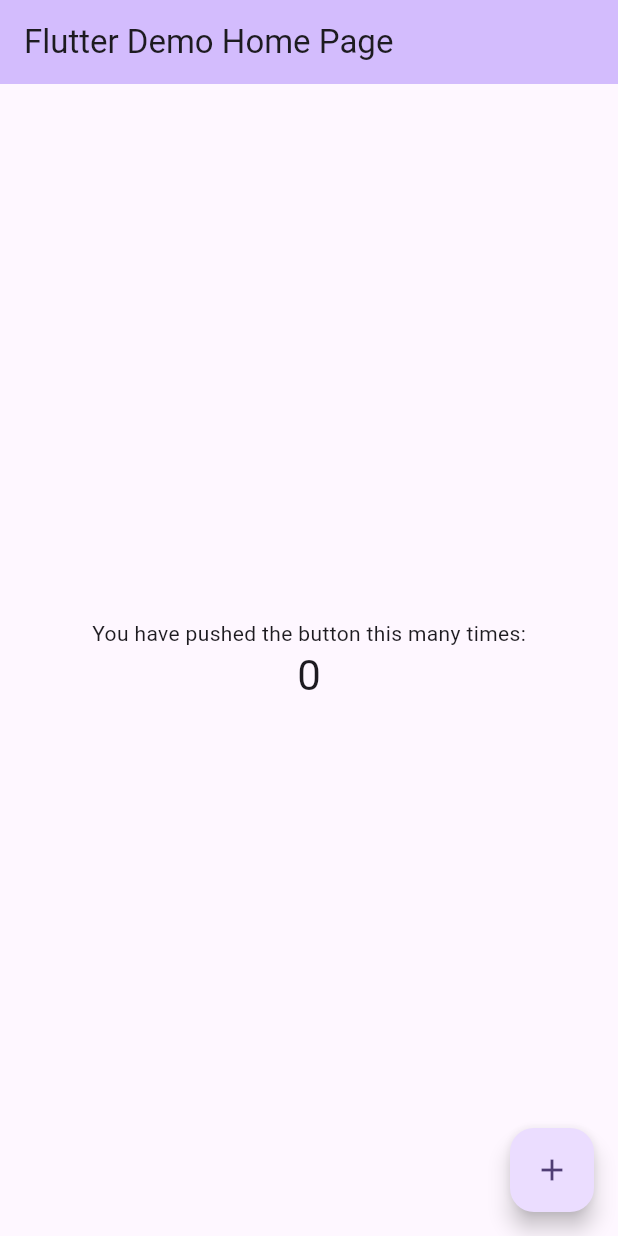
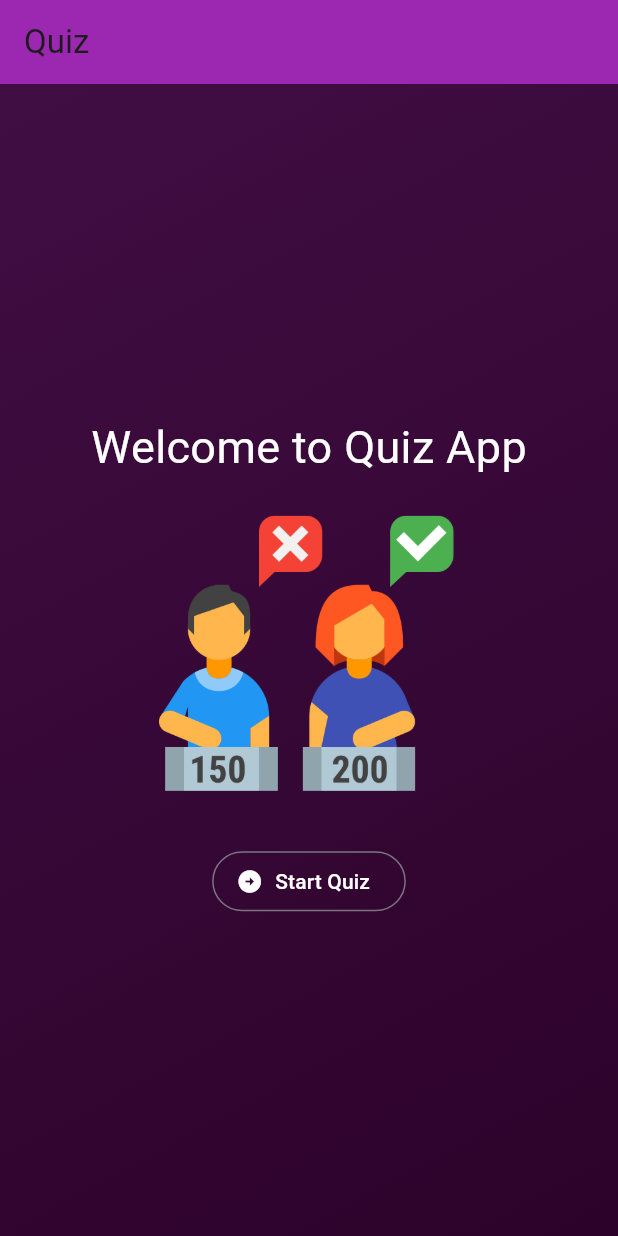
Before and after one commit to chanthornsp/flutter-app-2, a Flutter app: the screen it shows after launch, on a phone screen of 412 x 824 dp. Run offline on Flutter 3.47's test engine with Material 3 defaults, Android fonts, the phone set to English and light mode, and no system bars.

Commit message:
Add initial quiz app structure with home and questions screens

```diff
--- /dev/null
+++ b/lib/home_screen.dart
@@ -0,0 +1,37 @@
+import 'package:flutter/material.dart';
+
+class Home extends StatelessWidget {
+  const Home(this.startQuiz, {super.key});
+  final void Function() startQuiz;
+
+  @override
+  Widget build(BuildContext context) {
+    return Center(
+      child: Column(
+        mainAxisAlignment: MainAxisAlignment.center,
+        children: [
+          const Padding(
+            padding: EdgeInsets.all(8.0),
+            child: Text(
+              'Welcome to Quiz App',
+              style: TextStyle(fontSize: 30, color: Colors.white),
+            ),
+          ),
+          Padding(
+            padding: const EdgeInsets.all(8.0),
+            child: Image.asset('assets/images/logo.png', width: 200),
+          ),
+          const SizedBox(height: 20),
+          OutlinedButton.icon(
+            onPressed: () {
+              startQuiz();
+            },
+            style: OutlinedButton.styleFrom(foregroundColor: Colors.white),
+            icon: const Icon(Icons.arrow_circle_right, color: Colors.white),
+            label: const Text('Start Quiz'),
+          ),
+        ],
+      ),
+    );
+  }
+}
--- a/lib/main.dart
+++ b/lib/main.dart
@@ -1,122 +1,8 @@
 import 'package:flutter/material.dart';
+import 'package:my_app2/quiz.dart';
 
 void main() {
-  runApp(const MyApp());
+  runApp(
+  const Quiz()
+  );
 }
-
-class MyApp extends StatelessWidget {
-  const MyApp({super.key});
-
-  // This widget is the root of your application.
-  @override
-  Widget build(BuildContext context) {
-    return MaterialApp(
-      title: 'Flutter Demo',
-      theme: ThemeData(
-        // This is the theme of your application.
-        //
-        // TRY THIS: Try running your application with "flutter run". You'll see
-        // the application has a purple toolbar. Then, without quitting the app,
-        // try changing the seedColor in the colorScheme below to Colors.green
-        // and then invoke "hot reload" (save your changes or press the "hot
-        // reload" button in a Flutter-supported IDE, or press "r" if you used
-        // the command line to start the app).
-        //
-        // Notice that the counter didn't reset back to zero; the application
-        // state is not lost during the reload. To reset the state, use hot
-        // restart instead.
-        //
-        // This works for code too, not just values: Most code changes can be
-        // tested with just a hot reload.
-        colorScheme: ColorScheme.fromSeed(seedColor: Colors.deepPurple),
-      ),
-      home: const MyHomePage(title: 'Flutter Demo Home Page'),
-    );
-  }
-}
-
-class MyHomePage extends StatefulWidget {
-  const MyHomePage({super.key, required this.title});
-
-  // This widget is the home page of your application. It is stateful, meaning
-  // that it has a State object (defined below) that contains fields that affect
-  // how it looks.
-
-  // This class is the configuration for the state. It holds the values (in this
-  // case the title) provided by the parent (in this case the App widget) and
-  // used by the build method of the State. Fields in a Widget subclass are
-  // always marked "final".
-
-  final String title;
-
-  @override
-  State<MyHomePage> createState() => _MyHomePageState();
-}
-
-class _MyHomePageState extends State<MyHomePage> {
-  int _counter = 0;
-
-  void _incrementCounter() {
-    setState(() {
-      // This call to setState tells the Flutter framework that something has
-      // changed in this State, which causes it to rerun the build method below
-      // so that the display can reflect the updated values. If we changed
-      // _counter without calling setState(), then the build method would not be
-      // called again, and so nothing would appear to happen.
-      _counter++;
-    });
-  }
-
-  @override
-  Widget build(BuildContext context) {
-    // This method is rerun every time setState is called, for instance as done
-    // by the _incrementCounter method above.
-    //
-    // The Flutter framework has been optimized to make rerunning build methods
-    // fast, so that you can just rebuild anything that needs updating rather
-    // than having to individually change instances of widgets.
-    return Scaffold(
-      appBar: AppBar(
-        // TRY THIS: Try changing the color here to a specific color (to
-        // Colors.amber, perhaps?) and trigger a hot reload to see the AppBar
-        // change color while the other colors stay the same.
-        backgroundColor: Theme.of(context).colorScheme.inversePrimary,
-        // Here we take the value from the MyHomePage object that was created by
-        // the App.build method, and use it to set our appbar title.
-        title: Text(widget.title),
-      ),
-      body: Center(
-        // Center is a layout widget. It takes a single child and positions it
-        // in the middle of the parent.
-        child: Column(
-          // Column is also a layout widget. It takes a list of children and
-          // arranges them vertically. By default, it sizes itself to fit its
-          // children horizontally, and tries to be as tall as its parent.
-          //
-          // Column has various properties to control how it sizes itself and
-          // how it positions its children. Here we use mainAxisAlignment to
-          // center the children vertically; the main axis here is the vertical
-          // axis because Columns are vertical (the cross axis would be
-          // horizontal).
-          //
-          // TRY THIS: Invoke "debug painting" (choose the "Toggle Debug Paint"
-          // action in the IDE, or press "p" in the console), to see the
-          // wireframe for each widget.
-          mainAxisAlignment: MainAxisAlignment.center,
-          children: <Widget>[
-            const Text('You have pushed the button this many times:'),
-            Text(
-              '$_counter',
-              style: Theme.of(context).textTheme.headlineMedium,
-            ),
-          ],
-        ),
-      ),
-      floatingActionButton: FloatingActionButton(
-        onPressed: _incrementCounter,
-        tooltip: 'Increment',
-        child: const Icon(Icons.add),
-      ), // This trailing comma makes auto-formatting nicer for build methods.
-    );
-  }
-}
--- /dev/null
+++ b/lib/questions_screen.dart
@@ -0,0 +1,20 @@
+import 'package:flutter/material.dart';
+
+class QuestionsScreen extends StatefulWidget{
+  const QuestionsScreen({super.key});
+  @override
+  State<StatefulWidget> createState(){
+    return _QuestionsScreenState();
+  }
+
+}
+
+class _QuestionsScreenState extends State<QuestionsScreen>{
+  @override
+  Widget build(BuildContext context) {
+  return Center(
+    child: Text('Questions Screen', style: TextStyle(fontSize: 30, color: Colors.white),
+    ),
+  );
+  }
+}
--- /dev/null
+++ b/lib/quiz.dart
@@ -0,0 +1,50 @@
+import 'package:flutter/material.dart';
+import 'package:my_app2/home_screen.dart';
+import 'package:my_app2/questions_screen.dart';
+
+class Quiz extends StatefulWidget {
+  const Quiz({super.key});
+  @override
+  State<StatefulWidget> createState() {
+    return _QuizState();
+  }
+}
+
+class _QuizState extends State<Quiz> {
+  Widget? activeScreen;
+
+@override
+  void initState() {
+    activeScreen = Home(changeScreen);
+    super.initState();
+  }
+
+  void changeScreen() {
+    setState(() {
+      activeScreen = QuestionsScreen();
+    });
+  }
+
+  @override
+  Widget build(context) {
+    return MaterialApp(
+      home: Scaffold(
+        appBar: AppBar(title: Text('Quiz'), backgroundColor: Colors.purple),
+        body: Container(
+          decoration: const BoxDecoration(
+            gradient: LinearGradient(
+              colors: [
+                Color.fromARGB(255, 65, 14, 67),
+                Color.fromARGB(255, 44, 2, 42),
+              ],
+              begin: Alignment.topLeft,
+              end: Alignment.bottomRight,
+              stops: [0.0, 1.0],
+            ),
+          ),
+          child: activeScreen,
+        ),
+      ),
+    );
+  }
+}
--- a/pubspec.yaml
+++ b/pubspec.yaml
@@ -58,9 +58,8 @@ flutter:
   uses-material-design: true
 
   # To add assets to your application, add an assets section, like this:
-  # assets:
-  #   - images/a_dot_burr.jpeg
-  #   - images/a_dot_ham.jpeg
+  assets:
+    - assets/images/logo.png
 
   # An image asset can refer to one or more resolution-specific "variants", see
   # https://flutter.dev/to/resolution-aware-images
```
Also changed, not shown: assets/images/logo.png (added).
